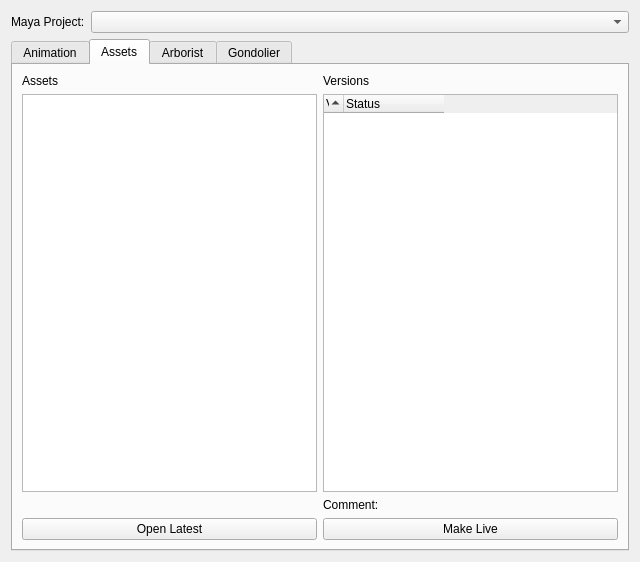
The window that src/calabash/scripts/pipeman/pipeman_ui.ui (thomasjmoore/Calabash-Tools) describes before a commit, drawn with Qt 5.
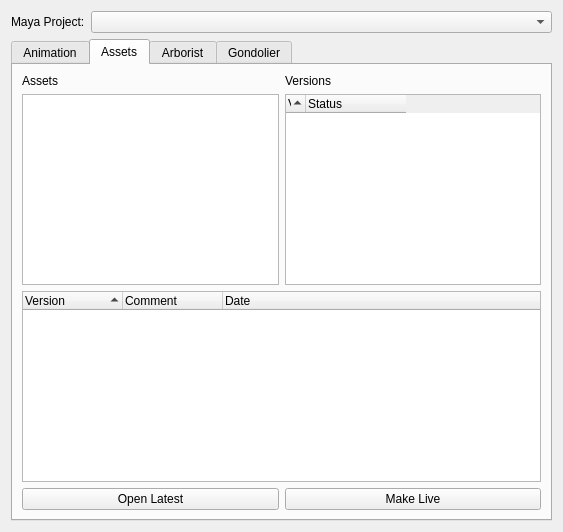
The same window after the commit. The open tabs and pages were chosen to show the change.

Commit message: Pipeman 2.0, major changes to internal logic

Patch:
```diff
--- a/src/calabash/scripts/pipeman/pipeman_ui.ui
+++ b/src/calabash/scripts/pipeman/pipeman_ui.ui
@@ -6,8 +6,8 @@
    <rect>
     <x>0</x>
     <y>0</y>
-    <width>640</width>
-    <height>562</height>
+    <width>563</width>
+    <height>532</height>
    </rect>
   </property>
   <property name="windowTitle">
@@ -168,15 +168,22 @@
       <attribute name="title">
        <string>Assets</string>
       </attribute>
-      <layout class="QGridLayout" name="gridLayout_3">
-       <item row="0" column="0">
+      <layout class="QVBoxLayout" name="verticalLayout_15">
+       <item>
         <layout class="QHBoxLayout" name="horizontalLayout">
          <item>
-          <layout class="QVBoxLayout" name="verticalLayout">
-           <item>
-            <layout class="QGridLayout" name="gridLayout_4">
-             <item row="1" column="0">
               <layout class="QVBoxLayout" name="verticalLayout_3">
+           <item>
+            <layout class="QHBoxLayout" name="horizontalLayout_4">
+             <item>
+              <widget class="QLabel" name="label">
+               <property name="text">
+                <string>Assets</string>
+               </property>
+              </widget>
+             </item>
+            </layout>
+           </item>
                <item>
                 <widget class="QTreeWidget" name="treeWidget_assets">
                  <property name="minimumSize">
@@ -206,7 +213,9 @@
                </item>
               </layout>
              </item>
-             <item row="0" column="1">
+         <item>
+          <layout class="QVBoxLayout" name="verticalLayout_4">
+           <item>
               <layout class="QHBoxLayout" name="horizontalLayout_10">
                <item>
                 <widget class="QLabel" name="label_2">
@@ -217,19 +226,6 @@
                </item>
               </layout>
              </item>
-             <item row="3" column="0">
-              <layout class="QHBoxLayout" name="horizontalLayout_9">
-               <item>
-                <widget class="QPushButton" name="pushButton_asset_openlatest">
-                 <property name="text">
-                  <string>Open Latest</string>
-                 </property>
-                </widget>
-               </item>
-              </layout>
-             </item>
-             <item row="1" column="1">
-              <layout class="QVBoxLayout" name="verticalLayout_4">
                <item>
                 <widget class="QTreeWidget" name="treeWidget_versions">
                  <property name="minimumSize">
@@ -305,64 +301,61 @@
                </item>
               </layout>
              </item>
-             <item row="0" column="0">
-              <layout class="QHBoxLayout" name="horizontalLayout_4">
-               <item>
-                <widget class="QLabel" name="label">
-                 <property name="text">
-                  <string>Assets</string>
-                 </property>
-                </widget>
-               </item>
-              </layout>
-             </item>
-             <item row="3" column="1">
-              <layout class="QHBoxLayout" name="horizontalLayout_3">
+        </layout>
+       </item>
                <item>
-                <widget class="QPushButton" name="pushButton_makelive">
-                 <property name="contextMenuPolicy">
-                  <enum>Qt::CustomContextMenu</enum>
-                 </property>
-                 <property name="text">
-                  <string>Make Live</string>
-                 </property>
-                </widget>
-               </item>
-              </layout>
-             </item>
-             <item row="2" column="1">
               <layout class="QHBoxLayout" name="horizontalLayout_12">
                <item>
-                <widget class="QLabel" name="label_6">
-                 <property name="sizePolicy">
-                  <sizepolicy hsizetype="Fixed" vsizetype="Preferred">
-                   <horstretch>0</horstretch>
-                   <verstretch>0</verstretch>
-                  </sizepolicy>
-                 </property>
-                 <property name="text">
-                  <string>Comment:</string>
-                 </property>
-                </widget>
-               </item>
-               <item>
-                <widget class="QLabel" name="comment_asset">
-                 <property name="text">
-                  <string/>
-                 </property>
-                 <property name="textFormat">
-                  <enum>Qt::PlainText</enum>
+          <widget class="QTreeWidget" name="asset_comments">
+           <property name="sortingEnabled">
+            <bool>true</bool>
+           </property>
+           <property name="animated">
+            <bool>true</bool>
                  </property>
                  <property name="wordWrap">
                   <bool>true</bool>
                  </property>
+           <property name="columnCount">
+            <number>3</number>
+           </property>
+           <column>
+            <property name="text">
+             <string>Version</string>
+            </property>
+           </column>
+           <column>
+            <property name="text">
+             <string>Comment</string>
+            </property>
+           </column>
+           <column>
+            <property name="text">
+             <string>Date</string>
+            </property>
+           </column>
                 </widget>
                </item>
               </layout>
              </item>
-            </layout>
-           </item>
-          </layout>
+       <item>
+        <layout class="QHBoxLayout" name="horizontalLayout_21">
+         <item>
+          <widget class="QPushButton" name="pushButton_asset_openlatest">
+           <property name="text">
+            <string>Open Latest</string>
+           </property>
+          </widget>
+         </item>
+         <item>
+          <widget class="QPushButton" name="pushButton_makelive">
+           <property name="contextMenuPolicy">
+            <enum>Qt::CustomContextMenu</enum>
+           </property>
+           <property name="text">
+            <string>Make Live</string>
+           </property>
+          </widget>
          </item>
         </layout>
        </item>
```
Left out of the diff: 171 changed lines with no effect on the pictures. Lines whose indentation alone changed are shown as unchanged. The commit also changes 15 other files.
